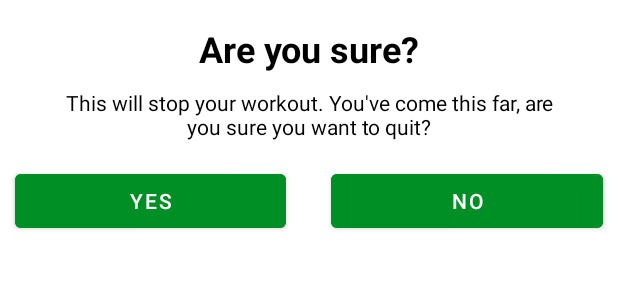
After one commit to gamarmustafa/Udemy-Kotlin-Course, an Android app: the layout dialog_cutom_back_confirmation.xml on its own in the app's theme, with its tools: preview values and no code run, on a phone screen of 412 x 824 dp. The commit adds this screen. Shown: the top 300 px of the screen. Run offline under Robolectric (Android 15) with nearby library versions, the phone set to English and light mode, and no system bars.

Commit message:
add back button custom dialog

```diff
--- a/7MinWorkoutApp/app/src/main/java/com/example/a7minutesworkout/ExerciseActivity.kt
+++ b/7MinWorkoutApp/app/src/main/java/com/example/a7minutesworkout/ExerciseActivity.kt
@@ -1,5 +1,6 @@
 package com.example.a7minutesworkout
 
+import android.app.Dialog
 import android.content.Intent
 import android.media.MediaPlayer
 import android.net.Uri
@@ -12,6 +13,7 @@
 import android.widget.Toast
 import androidx.recyclerview.widget.LinearLayoutManager
 import com.example.a7minutesworkout.databinding.ActivityExerciseBinding
+import com.example.a7minutesworkout.databinding.DialogCutomBackConfirmationBinding
 import java.util.*
 import kotlin.collections.ArrayList
 
@@ -26,11 +28,11 @@
 
     private var binding: ActivityExerciseBinding? = null
 
-    private var restTimerDuration: Long = 1
+    private var restTimerDuration: Long = 10
     private var restTimer: CountDownTimer? = null
     private var restProgress = 0
 
-    private var exerciseTimerDuration: Long = 1
+    private var exerciseTimerDuration: Long = 30
     private var exerciseTimer: CountDownTimer? = null
     private var exerciseProgress = 0
 
@@ -54,7 +56,7 @@
             supportActionBar?.setDisplayHomeAsUpEnabled(true)
         }
         binding?.toolbarExercise?.setNavigationOnClickListener {
-            onBackPressed()
+            customDialogForBackButton()
         }
         exerciseList = Constants.defaultExerciseList()
 
@@ -62,6 +64,32 @@
         setupRestView()
         setupExerciseStatusRecyclerView()
     }
+
+    override fun onBackPressed() {
+        customDialogForBackButton()
+
+    }
+    private fun customDialogForBackButton(){
+        val customDialog = Dialog(this)
+        val dialogBinding = DialogCutomBackConfirmationBinding.inflate(layoutInflater)
+        customDialog.setContentView(dialogBinding.root)
+        customDialog.setCanceledOnTouchOutside(false)
+        dialogBinding.btnYes.setOnClickListener{
+            this@ExerciseActivity.finish()
+            customDialog.dismiss()
+
+        }
+        dialogBinding.btnNo.setOnClickListener{
+            customDialog.dismiss()
+        }
+
+        customDialog.show()
+
+    }
+
+
+
+
 
     private fun setupExerciseStatusRecyclerView(){
         binding?.rvExerciseStatus?.layoutManager = LinearLayoutManager(this,LinearLayoutManager.HORIZONTAL,false)
--- /dev/null
+++ b/7MinWorkoutApp/app/src/main/res/layout/dialog_cutom_back_confirmation.xml
@@ -0,0 +1,69 @@
+<?xml version="1.0" encoding="utf-8"?>
+<androidx.constraintlayout.widget.ConstraintLayout xmlns:android="http://schemas.android.com/apk/res/android"
+    xmlns:app="http://schemas.android.com/apk/res-auto"
+    android:layout_width="match_parent"
+    android:layout_height="wrap_content">
+
+    <TextView
+        android:id="@+id/sure"
+        android:layout_width="wrap_content"
+        android:layout_height="wrap_content"
+        android:text="Are you sure?"
+        android:textSize="24sp"
+        android:textColor="@color/black"
+        android:textStyle="bold"
+        android:layout_marginTop="16dp"
+        app:layout_constraintEnd_toEndOf="parent"
+        app:layout_constraintStart_toStartOf="parent"
+        app:layout_constraintTop_toTopOf="parent" />
+
+    <TextView
+        android:layout_marginTop="10dp"
+        android:id="@+id/question"
+        android:paddingLeft="40dp"
+        android:textColor="@color/black"
+        android:paddingRight="40dp"
+        android:layout_width="wrap_content"
+        android:layout_height="wrap_content"
+        android:gravity="center_horizontal"
+        android:text="This will stop your workout. You've come this far, are you sure you want to quit?"
+        app:layout_constraintEnd_toEndOf="parent"
+        app:layout_constraintStart_toStartOf="parent"
+        app:layout_constraintTop_toBottomOf="@id/sure"
+        />
+
+    <LinearLayout
+        app:layout_constraintTop_toBottomOf="@id/question"
+        android:layout_width="match_parent"
+        android:layout_height="wrap_content"
+        android:orientation="horizontal"
+        android:layout_marginBottom="16dp"
+        app:layout_constraintBottom_toBottomOf="parent"
+        app:layout_constraintEnd_toEndOf="parent"
+        android:layout_marginTop="16dp"
+        app:layout_constraintStart_toStartOf="parent">
+
+        <Button
+            android:id="@+id/btnYes"
+            android:layout_width="0dp"
+            android:layout_height="wrap_content"
+            android:layout_weight="1"
+            android:backgroundTint="@color/colorAccent"
+            android:layout_marginStart="10dp"
+            android:layout_marginEnd="30dp"
+            android:text="YES"/>
+        <Button
+            android:id="@+id/btnNo"
+            android:layout_marginEnd="10dp"
+            android:layout_width="0dp"
+            android:backgroundTint="@color/colorAccent"
+            android:layout_height="wrap_content"
+            android:layout_weight="1"
+            android:text="NO"/>
+
+
+    </LinearLayout>
+
+
+
+</androidx.constraintlayout.widget.ConstraintLayout>
```
